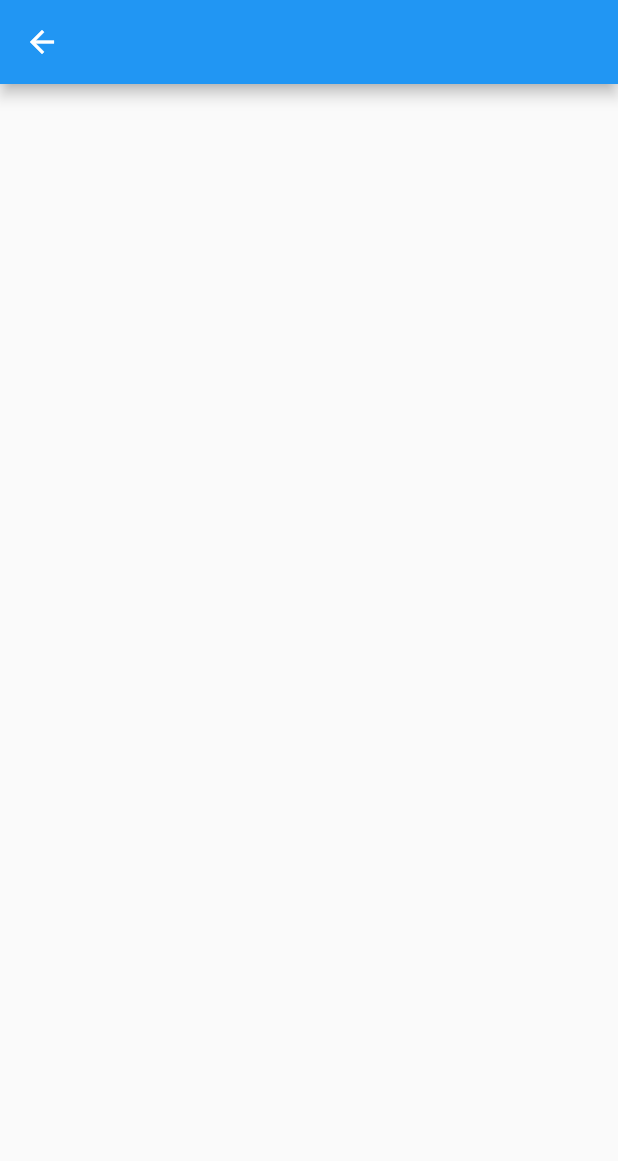
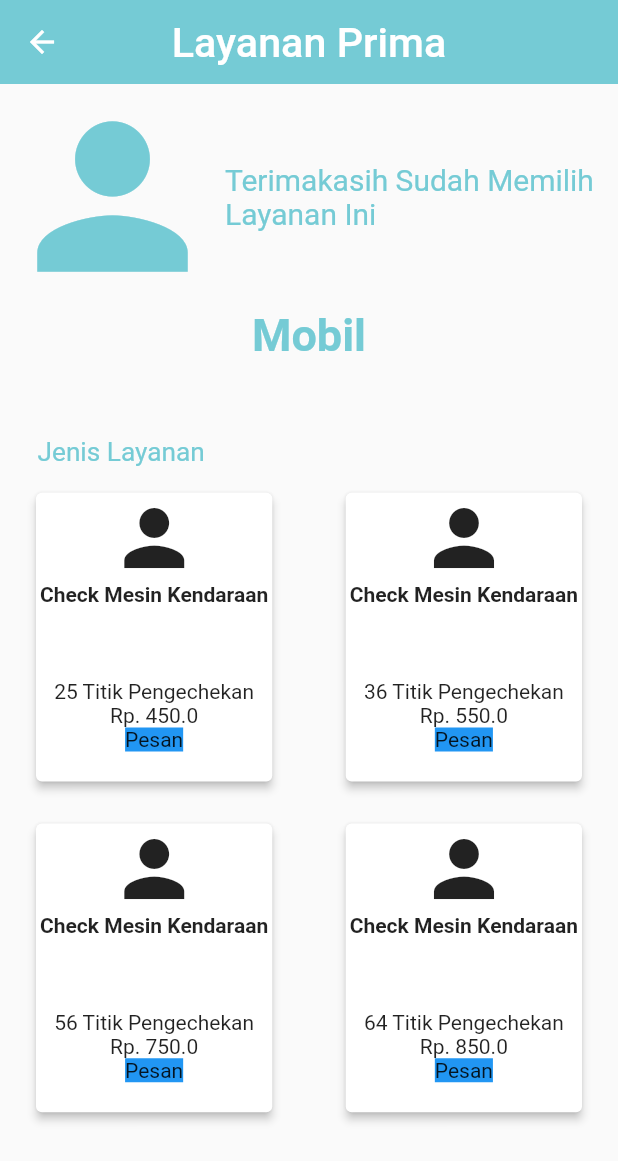
Before and after one commit to futuraworks/HaloService, a Flutter app: the screen it shows after launch, after a tap on "Layanan Prima", on a phone screen of 412 x 824 dp. Shown: the top 1161 px of the screen. Run offline on Flutter 3.47's test engine with Material 2 defaults, Android fonts, the phone set to English and light mode, and no system bars; network calls fail.

Commit message:
new file:   api/main.py 	modified:   lib/home.dart 	deleted:    lib/layanan.dart 	modified:   lib/main.dart 	new file:   lib/screens/layanan.dart 	new file:   lib/screens/paketan.dart 	new file:   lib/widget/layanan.dart 	new file:   lib/widget/location.dart 	new file:   lib/widget/paketan.dart

```diff
--- a/lib/home.dart
+++ b/lib/home.dart
@@ -1,21 +1,24 @@
 import "package:flutter/material.dart";
-final int myColor = 0xff75cbd5;
+import "widget/layanan.dart";
+import "widget/location.dart";
+import "widget/paketan.dart";
 
 class Home extends StatelessWidget {
   @override
   Widget build(BuildContext context) {
-    return new Scaffold(floatingActionButton: FloatingActionButton(backgroundColor:Color(myColor),elevation: 5.0,
-      onPressed: () => null ,
-      child: Icon(Icons.person)),
+    return new Scaffold(
+      // floatingActionButton: FloatingActionButton(backgroundColor:Color(myColor),elevation: 5.0,
+      // onPressed: () => null ,
+      // child: Icon(Icons.person)),
       body: CustomScrollView(
         slivers: <Widget>[
           SliverAppBar(
             elevation: 10.0,
             pinned: true,
-            backgroundColor: Color(myColor),
+            backgroundColor: Color(0xff75cbd5),
             title: Text("Halo Service",
               style: TextStyle(
-                shadows: [Shadow(color: Colors.black54,offset: Offset(0.5,0.5),blurRadius: 5.0)],
+                shadows: [Shadow(color: Colors.grey,offset: Offset(0.5,0.5),blurRadius: 5.0)],
                 fontWeight: FontWeight.bold,
                 fontSize: 25.0)
               ),
@@ -32,7 +35,7 @@ class Home extends StatelessWidget {
                       width: double.infinity,
                       child: Card(
                         color: Colors.transparent,
-                        elevation: 10.0,
+                        elevation: 7.5,
                         child: TextField(
                           onTap: () => null,
                           decoration: InputDecoration(
@@ -76,81 +79,87 @@ class Home extends StatelessWidget {
               child: Row(
                 mainAxisAlignment: MainAxisAlignment.center,
                 children: <Widget>[
-                  Text("Coupon",style: TextStyle(fontSize: 25.0,fontWeight: FontWeight.bold,color: Color(myColor)))
+                  Text("Coupon",style: TextStyle(fontSize: 25.0,fontWeight: FontWeight.bold,
+                    color: Color(0xff75cbd5)
+                  ))
                 ],)
             ),),
         ],
       ),
-      //  ###  BOTTOM BAR , DISABLED  ###
-      // bottomNavigationBar: BottomAppBar(
-      //   color: Color(myColor),
-      //   elevation: 100.0,
-      //   child: Padding(
-      //     padding: EdgeInsets.all(2.0),
-      //     child: Row(
-      //       mainAxisAlignment: MainAxisAlignment.spaceAround,
-      //       children: <Widget>[
-      //         Wrap(
-      //           direction: Axis.vertical,
-      //           children: <Widget>[
-      //             Icon(Icons.home,size: 32.0),
-      //             Text("Home",style: TextStyle(fontSize: 12.0))
-      //           ],
-      //         ),
-      //         Wrap(
-      //           direction: Axis.vertical,
-      //           children: <Widget>[
-      //             Icon(Icons.history,size: 32.0),
-      //             Text("History",style: TextStyle(fontSize: 12.0))
-      //           ],
-      //         ),
-      //         Wrap(
-      //           direction: Axis.vertical,
-      //           children: <Widget>[
-      //             Icon(Icons.person,size: 32.0),
-      //             Text("Profile",style: TextStyle(fontSize: 12.0))
-      //           ],
-      //         ),
-      //         Wrap(
-      //           direction: Axis.vertical,
-      //           children: <Widget>[
-      //             Icon(Icons.settings,size: 32.0),
-      //             Text("Settings",style: TextStyle(fontSize: 12.0))
-      //           ],
-      //         ),
-      //       ],
-      //     ),
-      //   ),
-      // ),
+      //  ###  BOTTOM BAR , Enabled  ###
+      bottomNavigationBar: BottomAppBar(
+        color: Color(0xff75cbd5),
+        elevation: 100.0,
+        child: Padding(
+          padding: EdgeInsets.all(2.0),
+          child: Row(
+            mainAxisAlignment: MainAxisAlignment.spaceAround,
+            children: <Widget>[
+              Wrap(
+                direction: Axis.vertical,
+                children: <Widget>[
+                  Icon(Icons.home,size: 32.0,color:Colors.white ),
+                  Text("Home",style: TextStyle(fontSize: 12.0, color:Colors.white))
+                ],
+              ),
+              Wrap(
+                direction: Axis.vertical,
+                children: <Widget>[
+                  Icon(Icons.history,size: 32.0,color:Colors.white ),
+                  Text("History",style: TextStyle(fontSize: 12.0, color:Colors.white))
+                ],
+              ),
+              Wrap(
+                direction: Axis.vertical,
+                children: <Widget>[
+                  Icon(Icons.person,size: 32.0, color:Colors.white ,),
+                  Text("Profile",style: TextStyle(fontSize: 12.0, color:Colors.white))
+                ],
+              ),
+              Wrap(
+                direction: Axis.vertical,
+                children: <Widget>[
+                  Icon(Icons.settings,size: 32.0,color:Colors.white ),
+                  Text("Settings",style: TextStyle(fontSize: 12.0, color:Colors.white))
+                ],
+              ),
+            ],
+          ),
+        ),
+      ),
     );
   }
 
   Widget bodyWidget(context){
     return Wrap(children: <Widget>[
-      SizedBox(
-        width: MediaQuery.of(context).size.width,
-        height: 100.0,
-        child: Container(
-          color: Colors.white,
-          child: Card(
-            shape: RoundedRectangleBorder(borderRadius: BorderRadius.only(bottomLeft: Radius.circular(10.0),bottomRight: Radius.circular(10.0))),
-            elevation: 6.05,
-            child: selectionIcon()
-          )
-        ),
-      ),
+      // SizedBox(
+      //   width: MediaQuery.of(context).size.width,
+      //   height: 100.0,
+      //   child: Container(
+      //     color: Colors.white,
+      //     child: Card(
+      //       shape: RoundedRectangleBorder(borderRadius: BorderRadius.only(bottomLeft: Radius.circular(10.0),bottomRight: Radius.circular(10.0))),
+      //       elevation: 6.05,
+      //       child: selectionIcon()
+      //     )
+      //   ),
+      // ),
       // Chip(label: Text("Your Location"),avatar: CircleAvatar(child:Icon(Icons.location_on) ,),),
-      Padding(padding: EdgeInsets.all(15.0)),
+      GestureDetector(child: layananWidget(),onTap: () => Navigator.pushNamed(context, '/layanan'),),
+      Padding(padding: EdgeInsets.all(25.0)),
         Stack(
-          children: <Widget>[ // main paper grey
+          children: <Widget>[
+            // main paper grey
             Container(color: Colors.white10,),
+            // Wrap body widgets
             Wrap(runSpacing: 25.0,
               alignment: WrapAlignment.center,
               children: <Widget>[
-                usrLoc(),
-                GestureDetector(child: cardSelections(),
-                  onTap: () => Navigator.pushNamed(context, '/layanan'),),
-                couponField(MediaQuery.of(context).size.width),
+                // List Of body WIDGET
+                usrLocWidget(),
+                GestureDetector(child: paketanWidget(),
+                  onTap: () => Navigator.pushNamed(context, '/paketan'),),
+                // couponField(MediaQuery.of(context).size.width),
               ]
             ),
           ]
@@ -158,126 +167,37 @@ class Home extends StatelessWidget {
     ],);
   }
 
-  void coupon(){
-    // return Card(
-    //   elevation: 2.5,
-    //   color: Color(myColor),
-    //   child: Padding(
-    //     padding: EdgeInsets.all(5.0),
-    //     child: Column(
-    //       crossAxisAlignment: CrossAxisAlignment.stretch,
-    //       children: <Widget>[
-    //       Text("30%",style: TextStyle(fontSize: 5.0)),
-    //       Text("OFF",style: TextStyle(fontSize: 5.0)),
-    //     ],)
-    //   )
-    // );
-    return null;
-  }
+  // void coupon(){
+  //   // return Card(
+  //   //   elevation: 2.5,
+  //   //   color: Color(myColor),
+  //   //   child: Padding(
+  //   //     padding: EdgeInsets.all(5.0),
+  //   //     child: Column(
+  //   //       crossAxisAlignment: CrossAxisAlignment.stretch,
+  //   //       children: <Widget>[
+  //   //       Text("30%",style: TextStyle(fontSize: 5.0)),
+  //   //       Text("OFF",style: TextStyle(fontSize: 5.0)),
+  //   //     ],)
+  //   //   )
+  //   // );
+  //   return null;
+  // }
+  //
+  // Widget couponField(double w){
+  //   return Container(
+  //     width: w,
+  //     // child: Card(child:coupon(),elevation: 10.0,)
+  //   );
+  // }
 
-  Widget couponField(double w){
-    return Container(
-      width: w,
-      // child: Card(child:coupon(),elevation: 10.0,)
-    );
-  }
 
-  Widget usrLoc(){
-    return Row(mainAxisAlignment: MainAxisAlignment.spaceEvenly,
-      children: <Widget>[
-        CircleAvatar(backgroundColor: Color(myColor),child: Icon(Icons.location_on,color: Colors.white,)),
-        Wrap(direction: Axis.vertical ,
-          children: <Widget>[
-            Text("Your Location",style: TextStyle(fontWeight: FontWeight.w100),),
-            Text("Ragunan, Jakarta Selatan",style: TextStyle(fontWeight: FontWeight.bold,color: Color(myColor)))
-          ],
-        ),
-        Text("Change",style: TextStyle(fontSize: 12.5,fontWeight: FontWeight.w200)),
-      ],
-    );
-  }
 
-  Widget cardWidget(){
-    return Container(
-      color: Colors.transparent,
-      child: Card(
-        shape: RoundedRectangleBorder(borderRadius: BorderRadius.all(Radius.circular(12.5))),
-        elevation: 5.5,
-        child: Flex(direction: Axis.horizontal,
-          children: <Widget>[
-            Icon(Icons.accessibility,
-              color: Color(myColor),
-              size: 75.0,
-            ),
-            Wrap(
-              direction: Axis.vertical,
-              children: <Widget>[
-                Text("Layanan Prima",
-                style: TextStyle(fontWeight: FontWeight.bold,color: Color(myColor))
-              ),
-              Padding(padding: EdgeInsets.all(5.0),),
-              Text("Pelayanan Service Meliputi Pengecekan",
-                style: TextStyle(fontWeight: FontWeight.w100),),
-              Text("Mesin, Rem dan AC",
-                style: TextStyle(fontWeight: FontWeight.w100),),
-              ],
-            )
-          ]
-        ),
-      ),
-    );
-  }
+  // Widget cardWidget(){
+  //   return
+  // }
 
-  Widget cardSelections(){
-    return Wrap(spacing: 15.0,
-      direction: Axis.vertical,
-      children: <Widget>[
-        // Card List
 
-      GestureDetector(child: cardWidget() ,
-      // onTap: () => Navigator.pushNamed(context, '/layanan'),
-      ),
-      GestureDetector(child: cardWidget() ,
-        // onTap: () => Navigator.pushNamed(context, '/layanan'),
-      ),
-      GestureDetector(child: cardWidget() ,
-      // onTap: () => Navigator.pushNamed(context, '/layanan'),
-      ),
-    ]);
-  }
 
-  Widget selectionIcon(){
-    return Padding(padding: EdgeInsets.all(12.5),
-        child: Wrap(alignment: WrapAlignment.spaceAround,direction: Axis.horizontal , spacing: 20.0,
-        children: <Widget>[
-        // Icon list below appbar search
-          Column(
-            children: <Widget>[
-              CircleAvatar(child: Icon(Icons.airport_shuttle,color: Colors.white),radius: 25.5,backgroundColor: Color(myColor)),
-              Text("Machine",style: TextStyle(fontWeight: FontWeight.bold,color: Color(myColor))),
-            ],
-          ),
-          Column(
-            children: <Widget>[
-              CircleAvatar(child: Icon(Icons.airport_shuttle,color: Colors.white),radius: 25.5,backgroundColor: Color(myColor)),
-              Text("Machine",style: TextStyle(fontWeight: FontWeight.bold,color: Color(myColor))),
-            ],
-          ),
 
-          Column(
-            children: <Widget>[
-              CircleAvatar(child: Icon(Icons.airport_shuttle,color: Colors.white),radius: 25.5,backgroundColor: Color(myColor)),
-              Text("Machine",style: TextStyle(fontWeight: FontWeight.bold,color: Color(myColor))),
-            ],
-          ),
-          Column(
-            children: <Widget>[
-              CircleAvatar(child: Icon(Icons.airport_shuttle,color: Colors.white),radius: 25.5,backgroundColor: Color(myColor)),
-              Text("Machine",style: TextStyle(fontWeight: FontWeight.bold,color: Color(myColor))),
-            ],
-          ),
-        ],// end of icon list
-      )
-    );
-  }
 }
--- a/lib/layanan.dart
+++ /dev/null
@@ -1,8 +0,0 @@
-import "package:flutter/material.dart";
-
-class Layanan extends StatelessWidget {
-  @override
-  Widget build(BuildContext context) {
-    return new Scaffold(appBar:AppBar() ,);
-  }
-}
--- a/lib/main.dart
+++ b/lib/main.dart
@@ -1,16 +1,29 @@
 import "package:flutter/material.dart";
 import "package:flutter/services.dart";
-import "layanan.dart";
+import "screens/paketan.dart";
+import "screens/layanan.dart";
 import "home.dart";
 
-
 void main() {
-  SystemChrome.setSystemUIOverlayStyle(SystemUiOverlayStyle(statusBarBrightness: Brightness.light,statusBarColor: Color(myColor),));
+  SystemChrome.setSystemUIOverlayStyle(SystemUiOverlayStyle(statusBarBrightness: Brightness.light,statusBarColor: Color(0xff75cbd5)));
   runApp(
     MaterialApp(
+      // FUCK IT THEME
+      // theme: ThemeData(
+        // primarySwatch: MaterialColor( 0xff75cbd5), Color(0xff75cbd5) ),
+        // cardTheme: CardTheme(elevation: 10.0),
+        // primaryColor: Color(0xff75cbd5),
+        // primaryTextTheme: TextTheme(
+        //   subtitle: TextStyle(color: Color(0xff75cbd5)),
+        //   title: TextStyle(color: Colors.white),
+        //   body1: TextStyle(color: Color(0xff75cbd5),
+        // )),
+        // backgroundColor: Color(0xff75cbd5),
+      // ),
       initialRoute: '/',
       routes: {
         '/':(context) => Home(),
+        '/paketan': (context) => Paketan(),
         '/layanan': (context) => Layanan(),
       },
       debugShowCheckedModeBanner: false,
--- /dev/null
+++ b/lib/screens/layanan.dart
@@ -0,0 +1,38 @@
+import "package:flutter/material.dart";
+
+class Layanan extends StatelessWidget {
+  @override
+  Widget build(BuildContext context) {
+    return Scaffold(
+      body: NestedScrollView(
+        headerSliverBuilder: (BuildContext context, bool innedBoxIsScrolled){
+          return <Widget>[
+          SliverAppBar(
+            backgroundColor: Color(0xff75cbd5),
+            elevation: 10.0,
+            expandedHeight: 150.0,
+            floating: false,
+            pinned: true,
+            flexibleSpace: FlexibleSpaceBar(
+              centerTitle: true,
+              title: Text("Mesin", // service name
+              style: TextStyle(
+                color: Colors.white,
+                fontSize: 15.0
+              )),
+              background: Image.network(
+                "https://images.pexels.com/photos/396547/pexels-photo-396547.jpeg",
+                // fit: BoxFit.cover,
+
+              ),
+            ),
+          ),
+        ];
+      },
+        body: Stack(children: <Widget>[
+          Container(color: Colors.white10),
+        ])
+      ),
+    );
+  }
+}
--- /dev/null
+++ b/lib/screens/paketan.dart
@@ -0,0 +1,136 @@
+import "package:flutter/material.dart";
+
+class Paketan extends StatefulWidget {
+  const Paketan({Key key}) : super(key:key);
+
+  @override
+  _PaketanState createState() => _PaketanState();
+}
+
+
+
+class _PaketanState extends State<Paketan>{
+  final List titikPengecekan = [
+    25,
+    36,
+    56,
+    64,
+  ];
+
+  final List hargaPaket = [
+    450.000,
+    550.000,
+    750.000,
+    850.000,
+  ];
+// Jenis paket
+  Widget bodyJenisPaketan(titik,harga){
+    return Padding(
+      padding:EdgeInsets.fromLTRB(20.0, 2.5, 20.0, 2.5),
+      child: Card(
+        elevation: 2.5,
+        child: Column(
+          children: <Widget>[
+            Icon(Icons.person,size: 60.0,),
+            Expanded(
+              child: Text("Check Mesin Kendaraan",style: TextStyle(fontWeight: FontWeight.bold)),
+            ),
+            Text("$titik Titik Pengechekan"),
+            Text("Rp. $harga"),
+            Container(child: Text("Pesan"),color: Colors.blue,),
+            SizedBox(height: 20.0,)
+          ],
+        ),
+      ),
+    );
+  }
+
+  Widget headerPaketan(){
+    return Container(
+      color: Colors.transparent,
+      child: Column(
+        // 2 Main Widget inside Column , header A and header B
+        //
+        // HEADER A
+        children: <Widget>[
+          //////////////////////
+          Row(
+            mainAxisAlignment: MainAxisAlignment.center,
+            children: <Widget>[
+            //  HEADER IMAGE
+            Icon(
+              Icons.person,
+              size: 150.0,
+              color: Color(0xff75cbd5)
+            ),
+            //  HEADER TEXT
+            Expanded(
+              child: Text(
+                "Terimakasih Sudah Memilih Layanan Ini",
+                style: TextStyle(
+                  fontSize: 20.0,
+                  color: Color(0xff75cbd5)
+                )
+              ),
+            ),
+          ]),
+          ////////////////////
+          //  HEADER B
+          //  Text 1 and Text 2
+          //  Mobil
+          Text("Mobil",style: TextStyle(fontSize: 30.0,fontWeight: FontWeight.bold,
+            color: Color(0xff75cbd5)
+          )),
+          // Spacing
+          Padding(padding: EdgeInsets.all(25.0)),
+          // Jenis Layanan
+          Row(children: <Widget>[
+            Padding(padding: EdgeInsets.only(left: 25.0)),
+            Text(
+              "Jenis Layanan",
+              style: TextStyle(
+                color: Color(0xff75cbd5),
+                fontSize: 17.5),
+              )
+            ],
+          ),
+          // Spacing
+          Padding(padding: EdgeInsets.all(5.0)),  //Space
+        ],
+      )
+    );
+  }
+
+  @override
+  Widget build(BuildContext context) {
+    return new Scaffold(
+      body: CustomScrollView(
+        slivers: <Widget>[
+          SliverAppBar(
+            backgroundColor: Color(0xff75cbd5),
+            title: Text("Layanan Prima",style: TextStyle(fontSize: 27.5)),
+            centerTitle: true,
+            floating: true,
+          ),
+          SliverToBoxAdapter(
+            child: headerPaketan(),
+          ),
+          SliverGrid(
+            delegate: SliverChildBuilderDelegate((context, index){
+              return bodyJenisPaketan("${titikPengecekan[index]}","${hargaPaket[index]}");
+            },
+            childCount: 4 // NUMBER OF CARD TO DISPLAY
+          ),
+            //  SIZE ??
+            gridDelegate: SliverGridDelegateWithMaxCrossAxisExtent(
+              maxCrossAxisExtent: 225.0,
+              crossAxisSpacing: 1.0,
+              childAspectRatio: 1.0,
+              mainAxisSpacing: 15.0, //top bot spacing
+            ),
+          ),
+        ],
+      )
+    );
+  }
+}
--- /dev/null
+++ b/lib/widget/layanan.dart
@@ -0,0 +1,28 @@
+import 'package:flutter/material.dart';
+
+final int myColor = 0xff75cbd5;
+
+Widget layananWidget(){
+  return Padding(padding: EdgeInsets.all(12.5),
+      child: Wrap(alignment: WrapAlignment.spaceBetween,direction: Axis.horizontal , spacing: 20.0,
+      children: <Widget>[
+      // Icon list below appbar search
+        Column(
+          children: <Widget>[
+            Material(shape: CircleBorder() , elevation: 1.5, child: CircleAvatar(child: Icon(Icons.airport_shuttle,color: Colors.white),radius: 25.5,backgroundColor: Color(myColor))),
+            Padding(padding: EdgeInsets.all(2.5)),
+            Text("Machine",style: TextStyle(fontWeight: FontWeight.bold,color: Color(myColor),shadows: [Shadow(color: Colors.white10,offset: Offset(0.5,0.5),blurRadius: 0.5)],)),
+          ],
+        ),
+      // Uncomment to check add
+      //   Column(
+      //     children: <Widget>[
+      //       Material(shape: CircleBorder() , elevation: 1.5, child: CircleAvatar(child: Icon(Icons.airport_shuttle,color: Colors.white),radius: 25.5,backgroundColor: Color(myColor))),
+      //       Padding(padding: EdgeInsets.all(2.5)),
+      //       Text("Machine",style: TextStyle(fontWeight: FontWeight.bold,color: Color(myColor),shadows: [Shadow(color: Colors.white10,offset: Offset(0.5,0.5),blurRadius: 0.5)],)),
+      //     ],
+      //   ),
+      // ],// end of icon list
+    ])
+  );
+}
--- /dev/null
+++ b/lib/widget/location.dart
@@ -0,0 +1,17 @@
+import 'package:flutter/material.dart';
+final int myColor = 0xff75cbd5;
+
+Widget usrLocWidget(){
+  return Row(mainAxisAlignment: MainAxisAlignment.spaceEvenly,
+    children: <Widget>[
+      Material(shape: CircleBorder() , elevation: 1.5, child: CircleAvatar(backgroundColor: Color(myColor),child: Icon(Icons.location_on,color: Colors.white,)),),
+      Wrap(direction: Axis.vertical ,
+        children: <Widget>[
+          Text("Your Location",style: TextStyle(fontWeight: FontWeight.w100),),
+          Text("Ragunan, Jakarta Selatan",style: TextStyle(fontWeight: FontWeight.bold,color: Color(myColor)))
+        ],
+      ),
+      Text("Change",style: TextStyle(fontSize: 12.5,fontWeight: FontWeight.w200)),
+    ],
+  );
+}
--- /dev/null
+++ b/lib/widget/paketan.dart
@@ -0,0 +1,40 @@
+import "package:flutter/material.dart";
+
+final int myColor = 0xff75cbd5;
+
+Widget paketanWidget(){
+  return Wrap(spacing: 15.0,
+    direction: Axis.vertical,
+    children: <Widget>[
+      Container(
+        color: Colors.transparent,
+        child: Card(
+          shape: RoundedRectangleBorder(borderRadius: BorderRadius.all(Radius.circular(12.5))),
+          elevation: 2.5,
+          child: Flex(direction: Axis.horizontal,
+            children: <Widget>[
+              Icon(Icons.accessibility,
+                color: Color(myColor),
+                size: 75.0,
+              ),
+              Wrap(
+                direction: Axis.vertical,
+                children: <Widget>[
+                  Text("Layanan Prima",
+                  style: TextStyle(fontWeight: FontWeight.bold,
+                    color: Color(myColor)
+                  )
+                ),
+                Padding(padding: EdgeInsets.all(5.0),),
+                Text("Pelayanan Service Meliputi Pengecekan",
+                  style: TextStyle(fontWeight: FontWeight.w100),),
+                Text("Mesin, Rem dan AC",
+                  style: TextStyle(fontWeight: FontWeight.w100),),
+                ],
+              )
+            ]
+          ),
+        ),
+      ),
+  ]);
+}
```
Also changed, not shown: flutter_01.png (added), 1 other file.
